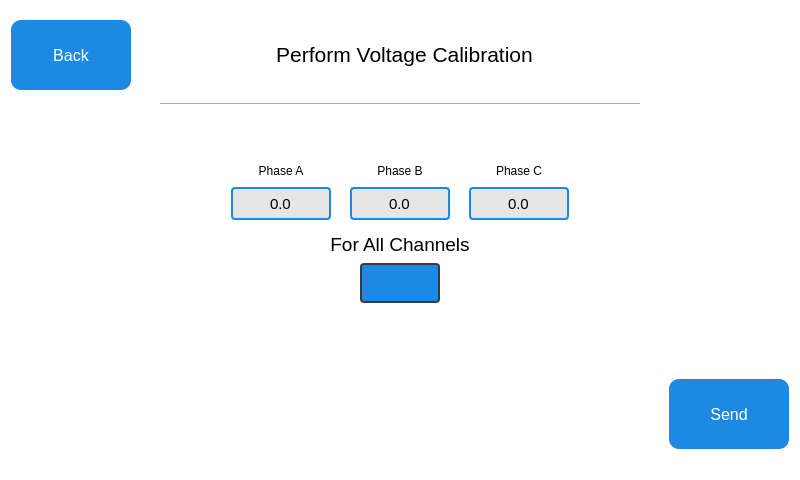
First picture: the form in QT_APP/calibrationdialog.ui, repository eSpark-Backup/nabilfesal-msm-fw, before the edit.
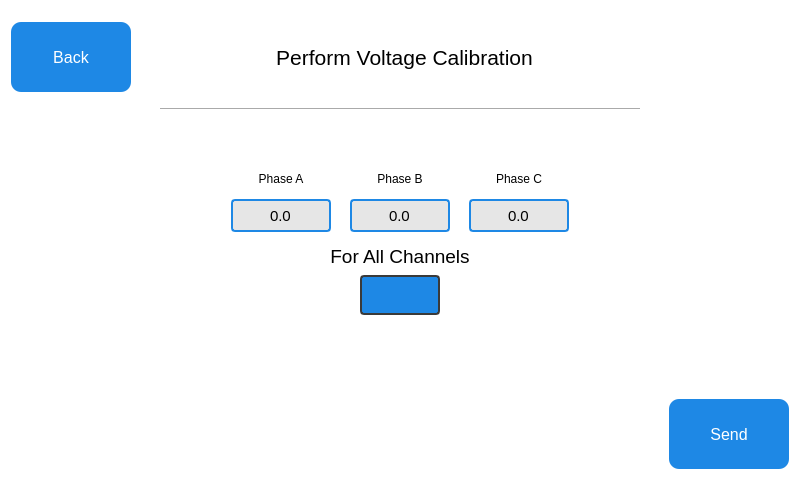
Second picture: the form after the edit. Icons and pictures are not drawn.

Commit message: numkeypad bottom offset space added

Diff of the .ui file:
```diff
--- a/QT_APP/calibrationdialog.ui
+++ b/QT_APP/calibrationdialog.ui
@@ -730,22 +730,6 @@
      </item>
     </layout>
    </item>
-   <item>
-    <spacer name="verticalSpacer_4">
-     <property name="orientation">
-      <enum>Qt::Vertical</enum>
-     </property>
-     <property name="sizeType">
-      <enum>QSizePolicy::Fixed</enum>
-     </property>
-     <property name="sizeHint" stdset="0">
-      <size>
-       <width>20</width>
-       <height>20</height>
-      </size>
-     </property>
-    </spacer>
-   </item>
   </layout>
  </widget>
  <resources>
```
The commit also changes 1 other file.
